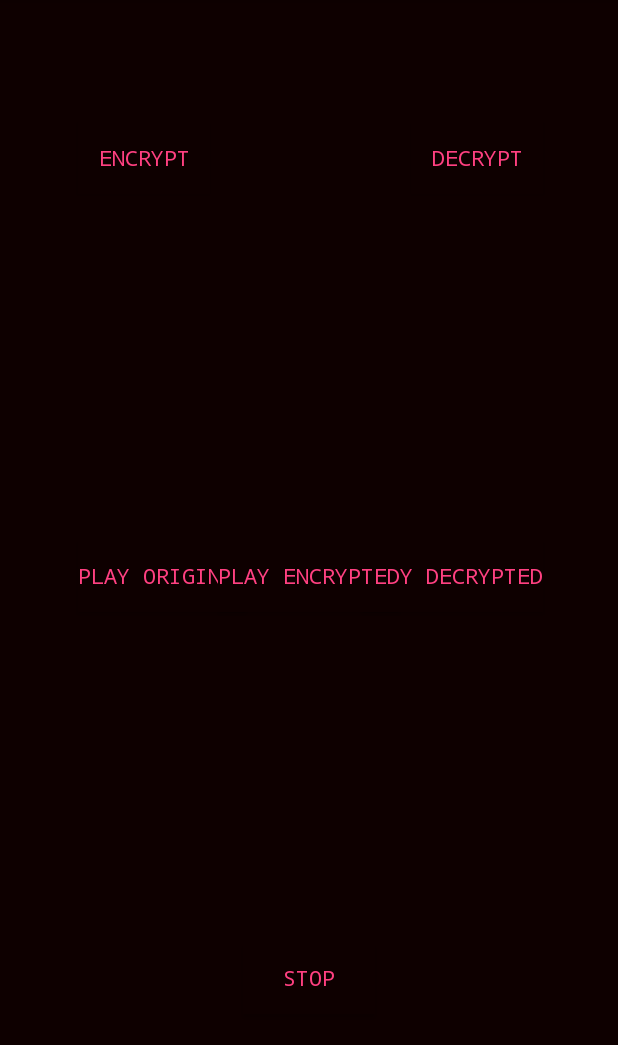
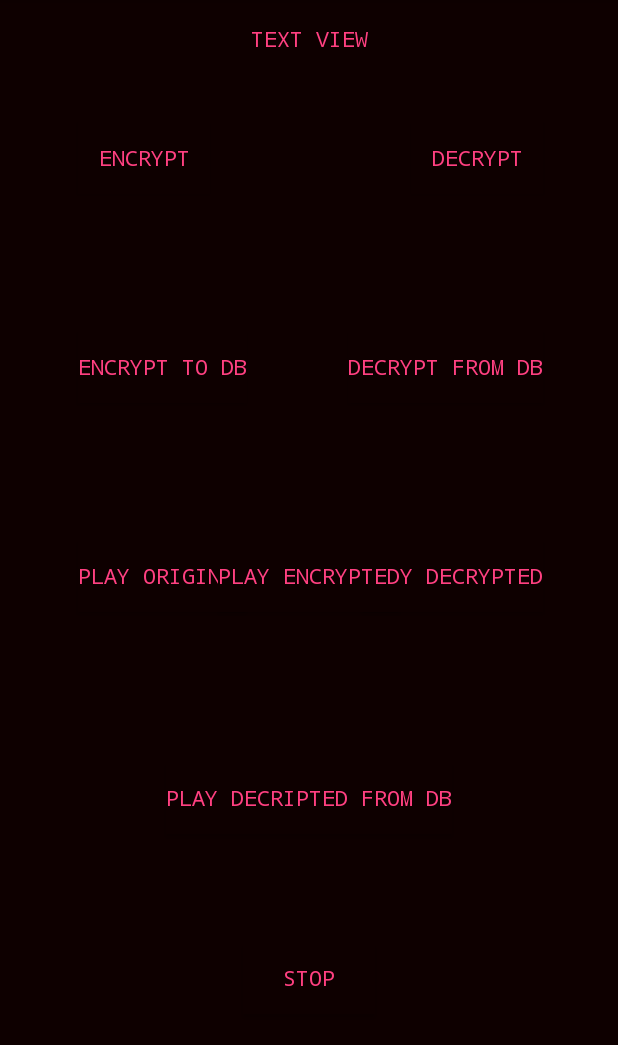
Before and after one commit to paceraudio/encryption-test, an Android app: the screen it shows after launch (EncryptionActivity), on a phone screen of 412 x 824 dp, the part 84-1129 px from its top. Run offline under Robolectric (Android 15) with nearby library versions, the light colour scheme and no system bars; libraries missing offline, so code that uses them is left out: com.couchbase.lite; 1 statement that could not run was skipped.

Commit message:
Playing song from Encrypted CBL working

```diff
--- a/app/src/main/java/com/pacerapps/background/FileEncryptedListener.java
+++ b/app/src/main/java/com/pacerapps/background/FileEncryptedListener.java
@@ -8,4 +8,8 @@ public interface FileEncryptedListener {
     void onFileEncrypted();
 
     void onFileDecrypted();
+
+    void onSongEncryptedToDb();
+
+    void onFileDecryptedFromDb(String decryptedPath);
 }
--- a/app/src/main/java/com/pacerapps/testencryption/EncryptionActivity.java
+++ b/app/src/main/java/com/pacerapps/testencryption/EncryptionActivity.java
@@ -4,18 +4,24 @@ import android.os.Handler;
 import android.support.v7.app.AppCompatActivity;
 import android.os.Bundle;
 import android.util.Log;
+import android.view.Gravity;
 import android.view.View;
 import android.widget.Button;
+import android.widget.TextView;
 import android.widget.Toast;
 
 public class EncryptionActivity extends AppCompatActivity implements View.OnClickListener, EncryptionActivityView {
 
     Button encryptButton;
     Button decryptButton;
+    Button encryptToDbButton;
+    Button decryptFromDbButton;
     Button playOriginalButton;
     Button playEncryptedButton;
     Button playDeryptedButton;
+    Button playDecryptedFromDbButton;
     Button stopButton;
+    TextView statusTextView;
 
     EncryptionActivityPresenter presenter;
 
@@ -27,10 +33,14 @@ public class EncryptionActivity extends AppCompatActivity implements View.OnClic
         setContentView(R.layout.activity_encryption);
         encryptButton = (Button) findViewById(R.id.button_encrypt);
         decryptButton = (Button) findViewById(R.id.button_decrypt);
+        encryptToDbButton = (Button) findViewById(R.id.button_add_to_db);
+        decryptFromDbButton = (Button) findViewById(R.id.button_decrypt_from_db);
         playOriginalButton = (Button) findViewById(R.id.button_play_source);
         playDeryptedButton = (Button) findViewById(R.id.button_play_decrypt);
         playEncryptedButton = (Button) findViewById(R.id.button_play_encrypted);
+        playDecryptedFromDbButton = (Button) findViewById(R.id.button_play_decrypted_from_db);
         stopButton = (Button) findViewById(R.id.button_stop);
+        statusTextView = (TextView) findViewById(R.id.textview_status);
         presenter = new EncryptionActivityPresenter(getApplicationContext()
                 , this);
     }
@@ -41,9 +51,12 @@ public class EncryptionActivity extends AppCompatActivity implements View.OnClic
         presenter.makeDirectory();
         encryptButton.setOnClickListener(this);
         decryptButton.setOnClickListener(this);
+        encryptToDbButton.setOnClickListener(this);
+        decryptFromDbButton.setOnClickListener(this);
         playOriginalButton.setOnClickListener(this);
         playDeryptedButton.setOnClickListener(this);
         playEncryptedButton.setOnClickListener(this);
+        playDecryptedFromDbButton.setOnClickListener(this);
         stopButton.setOnClickListener(this);
     }
 
@@ -68,7 +81,25 @@ public class EncryptionActivity extends AppCompatActivity implements View.OnClic
             presenter.stop();
         } else if (v == playEncryptedButton) {
             presenter.playEncrypted();
+        } else if (v == encryptToDbButton) {
+            presenter.encryptToDb();
+        } else if (v == decryptFromDbButton) {
+            presenter.decryptFromDb();
+        } else if (v == playDecryptedFromDbButton) {
+            presenter.playDecryptedFromDb();
         }
+    }
+
+    private void makeTheToast(final String message) {
+        runOnUiThread(new Runnable() {
+            @Override
+            public void run() {
+                Toast toast = Toast.makeText(getApplicationContext(), message, Toast.LENGTH_LONG);
+                toast.setGravity(Gravity.BOTTOM, 0, 0);
+                toast.show();
+            }
+        });
+
     }
 
     @Override
@@ -85,8 +116,7 @@ public class EncryptionActivity extends AppCompatActivity implements View.OnClic
     }
 
     private void makeEncryptionToast() {
-        Toast toast = Toast.makeText(this, "File Encrypted", Toast.LENGTH_LONG);
-        toast.show();
+        makeTheToast("File Encrypted");
     }
 
     @Override
@@ -102,8 +132,17 @@ public class EncryptionActivity extends AppCompatActivity implements View.OnClic
     }
 
     private void makeDecryptionToast() {
-        Toast toast = Toast.makeText(this, "File Decrypted", Toast.LENGTH_LONG);
-        toast.show();
+        makeTheToast("File Decrypted");
+    }
+
+    @Override
+    public void onSongEncryptedToDb() {
+        makeTheToast("Song Encrypted To DB");
+    }
+
+    @Override
+    public void onSongDecryptedFromDb() {
+        makeTheToast("Song Decrypted From DB");
     }
 
     @Override
@@ -119,6 +158,22 @@ public class EncryptionActivity extends AppCompatActivity implements View.OnClic
     @Override
     public void onPlayEncrypted() {
         Log.d(TAG, "onPlayEncrypted: running!");
+    }
+
+    @Override
+    public void onPlayDecryptedFromDb() {
+        Log.d(TAG, "onPlayDecryptedFromDb: running!");
+    }
+
+    @Override
+    public void onMusicPlaying(String songPath) {
+        String nowPlaying = "PLAYING " + songPath;
+        statusTextView.setText(nowPlaying);
+    }
+
+    @Override
+    public void onMusicStopped() {
+        statusTextView.setText("");
     }
 
     @Override
--- a/app/src/main/java/com/pacerapps/testencryption/EncryptionActivityView.java
+++ b/app/src/main/java/com/pacerapps/testencryption/EncryptionActivityView.java
@@ -14,4 +14,14 @@ public interface EncryptionActivityView {
     void onDirCreated(boolean exists);
 
     void onPlayEncrypted();
+
+    void onSongEncryptedToDb();
+
+    void onSongDecryptedFromDb();
+
+    void onPlayDecryptedFromDb();
+
+    void onMusicPlaying(String songPath);
+
+    void onMusicStopped();
 }
--- a/app/src/main/res/layout/activity_encryption.xml
+++ b/app/src/main/res/layout/activity_encryption.xml
@@ -47,6 +47,29 @@
         android:layout_alignStart="@+id/button_encrypt" />
 
     <Button
+        android:id="@+id/button_add_to_db"
+        android:text="@string/encrypt_to_db"
+        android:textColor="@color/colorAccent"
+        android:background="@color/colorPrimaryDark"
+        android:typeface="monospace"
+        android:layout_width="wrap_content"
+        android:layout_height="wrap_content"
+        android:layout_below="@+id/button_encrypt"
+        android:layout_alignStart="@+id/button_encrypt"
+        android:layout_marginTop="91dp" />
+
+    <Button
+        android:id="@+id/button_decrypt_from_db"
+        android:text="@string/decrypt_from_db"
+        android:textColor="@color/colorAccent"
+        android:background="@color/colorPrimaryDark"
+        android:typeface="monospace"
+        android:layout_width="wrap_content"
+        android:layout_height="wrap_content"
+        android:layout_alignTop="@+id/button_add_to_db"
+        android:layout_alignEnd="@+id/button_play_decrypt" />
+
+    <Button
         android:id="@+id/button_play_decrypt"
         android:text="@string/play_decrypted"
         android:textColor="@color/colorAccent"
@@ -69,6 +92,18 @@
         android:layout_centerHorizontal="true" />
 
     <Button
+        android:id="@+id/button_play_decrypted_from_db"
+        android:text="@string/play_decrypted_from_db"
+        android:textColor="@color/colorAccent"
+        android:background="@color/colorPrimaryDark"
+        android:typeface="monospace"
+        android:layout_width="wrap_content"
+        android:layout_height="wrap_content"
+        android:layout_below="@+id/button_play_encrypted"
+        android:layout_centerHorizontal="true"
+        android:layout_marginTop="100dp" />
+
+    <Button
         android:id="@+id/button_stop"
         android:text="@string/stop"
         android:layout_width="wrap_content"
@@ -80,4 +115,14 @@
         android:layout_alignParentBottom="true"
         android:layout_centerHorizontal="true" />
 
+    <TextView
+        android:id="@+id/textview_status"
+        android:text="TEXT VIEW"
+        android:gravity="center"
+        android:layout_width="match_parent"
+        android:layout_height="wrap_content"
+        android:textColor="@color/colorAccent"
+        android:background="@color/colorPrimaryDark"
+        android:typeface="monospace"/>
+
 </RelativeLayout>
--- a/app/src/main/res/values/strings.xml
+++ b/app/src/main/res/values/strings.xml
@@ -6,4 +6,7 @@
     <string name="play_decrypted">Play Decrypted</string>
     <string name="stop">Stop</string>
     <string name="play_encrypted">Play Encrypted</string>
+    <string name="encrypt_to_db">ENCRYPT TO DB</string>
+    <string name="decrypt_from_db">DECRYPT FROM DB</string>
+    <string name="play_decrypted_from_db">PLAY DECRIPTED FROM DB</string>
 </resources>
```
Also changed, not shown: app/src/main/java/com/pacerapps/background/DecryptFromDbRunnable.java (added, +40 -0 lines), app/src/main/java/com/pacerapps/background/EncryptFileRunnable.java (+1 -7 lines), app/src/main/java/com/pacerapps/background/EncryptToDbRunnable.java (added, +39 -0 lines), app/src/main/java/com/pacerapps/database/EncDbUtil.java (+123 -0 lines), app/src/main/java/com/pacerapps/music_player/MusicPlayer.java (+29 -3 lines), app/src/main/java/com/pacerapps/testencryption/EncryptionActivityPresenter.java (+34 -2 lines), app/src/main/java/com/pacerapps/testencryption/EncryptionModel.java (+90 -5 lines).
